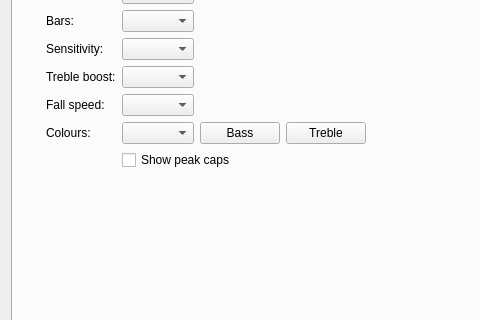
Old version of the form src/preferencesDialog.ui in the repository khoshekh-dj/nulloy; both pictures show x 0 to 480 and y 92 to 412 of the 614 by 656 pixel window.
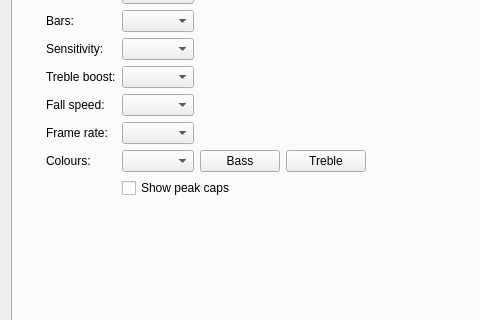
New version of the form. The open tabs and pages were chosen to show the change. Custom widgets are drawn as their Qt base class.

Commit message: Visualiser: cut its CPU use

Patch:
```diff
--- a/src/preferencesDialog.ui
+++ b/src/preferencesDialog.ui
@@ -1489,13 +1489,27 @@
             </widget>
            </item>
            <item row="5" column="0">
+            <widget class="QLabel" name="visualiserFrameRateLabel">
+             <property name="text">
+              <string>Frame rate:</string>
+             </property>
+            </widget>
+           </item>
+           <item row="5" column="1">
+            <widget class="QComboBox" name="visualiserFrameRateComboBox">
+             <property name="sizeAdjustPolicy">
+              <enum>QComboBox::AdjustToContents</enum>
+             </property>
+            </widget>
+           </item>
+           <item row="6" column="0">
             <widget class="QLabel" name="visualiserColorsLabel">
              <property name="text">
               <string>Colours:</string>
              </property>
             </widget>
            </item>
-           <item row="5" column="1">
+           <item row="6" column="1">
             <layout class="QHBoxLayout" name="visualiserColorsLayout">
              <item>
             <widget class="QComboBox" name="visualiserColorsComboBox">
@@ -1526,7 +1540,7 @@
              </item>
             </layout>
            </item>
-           <item row="6" column="1">
+           <item row="7" column="1">
             <widget class="QCheckBox" name="visualiserPeaksCheckBox">
              <property name="text">
               <string>Show peak caps</string>
```
The commit also changes 7 other files.
